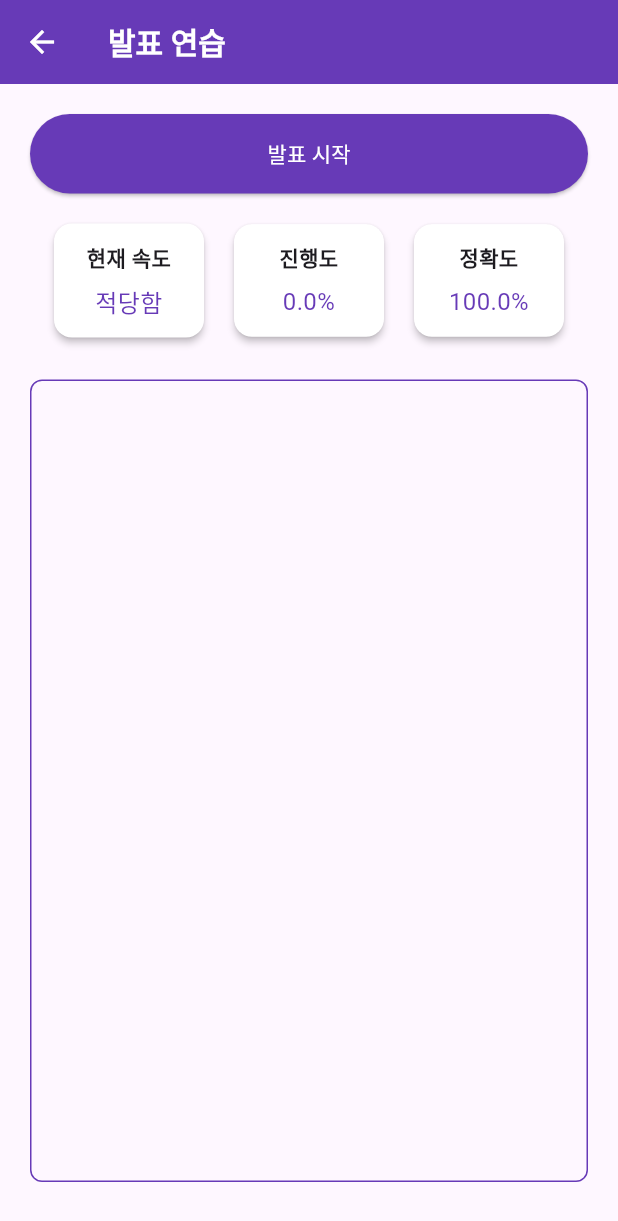
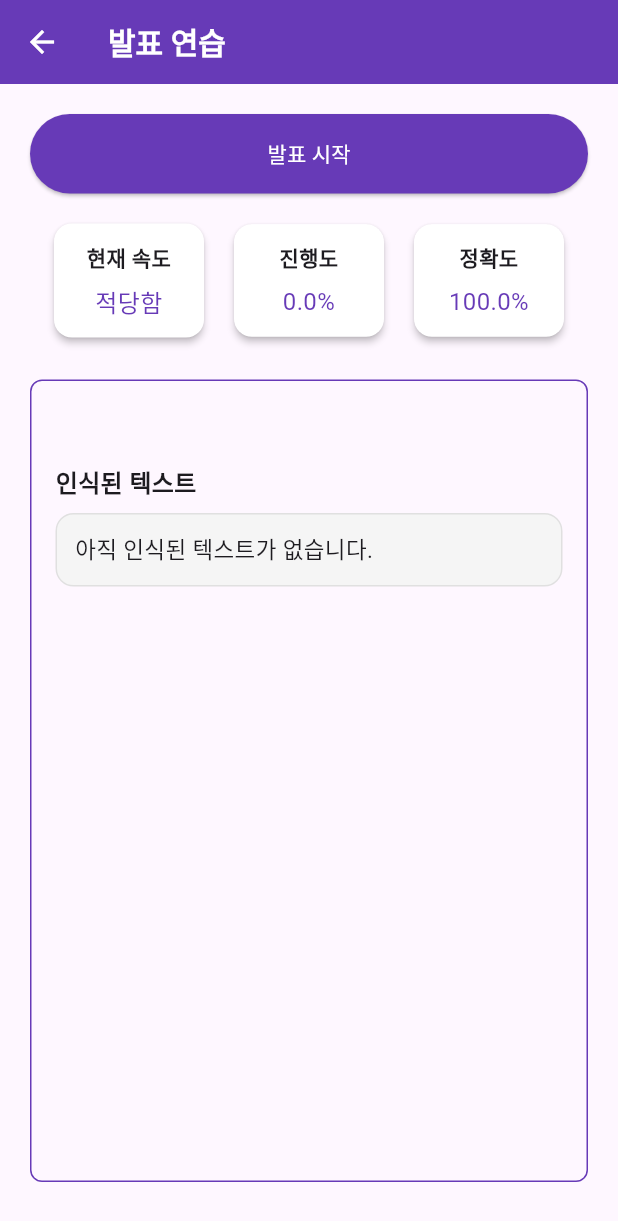
Before and after one commit to IngyoKim/TalkPilot, a Flutter app: the PresentationPracticePage screen opened directly with empty values, on a phone screen of 412 x 824 dp. Shown: the top 1221 px of the screen. Run offline on Flutter 3.47's test engine with Material 3 defaults, Android fonts, the phone set to English and light mode, and no system bars; our stand-ins replace file_picker, firebase_auth, firebase_core, firebase_database, flutter_dotenv, fluttertoast and 5 more; missing offline and left inert: kakao_flutter_sdk_common, kakao_flutter_sdk_user; accounts and stored records are empty; generated files the repository leaves out were written again; network calls fail; statements that could not run were skipped.

Commit message:
fix: STT 변경 사항에 의한 인식 오류 해결
- STT가 변경되어 내용, 타임스태프가 매핑되어 저장되었기 때문에 인식 과정에서 오류 발생
- 내용만을 가져오는 방법으로 오류 해결
- 추가적으로 인식된 단어가 중복되서 나오는 경우, index로 판단하여 정확도 증가

```diff
--- a/app/lib/src/pages/practice_page/presentation_practice_page.dart
+++ b/app/lib/src/pages/practice_page/presentation_practice_page.dart
@@ -91,11 +91,40 @@ class _PresentationPracticePageState extends State<PresentationPracticePage> {
                     borderRadius: BorderRadius.circular(8),
                   ),
                   child: SingleChildScrollView(
-                    child: ScriptComparisonView(
-                      scriptChunks: _controller.scriptChunks,
-                      recognizedText: _controller.recognizedText,
-                      isSimilar: _controller.isSimilar,
-                      splitText: _controller.splitText,
+                    child: Column(
+                      crossAxisAlignment: CrossAxisAlignment.start,
+                      children: [
+                        ScriptComparisonView(
+                          scriptChunks: _controller.scriptChunks,
+                          recognizedText: _controller.recognizedText,
+                          isSimilar: _controller.isSimilar,
+                          splitText: _controller.splitText,
+                        ),
+                        const SizedBox(height: 24),
+                        const Text(
+                          '인식된 텍스트',
+                          style: TextStyle(
+                            fontWeight: FontWeight.bold,
+                            fontSize: 16,
+                          ),
+                        ),
+                        const SizedBox(height: 8),
+                        Container(
+                          padding: const EdgeInsets.all(12),
+                          width: double.infinity,
+                          decoration: BoxDecoration(
+                            color: Colors.grey[100],
+                            borderRadius: BorderRadius.circular(12),
+                            border: Border.all(color: Colors.grey.shade300),
+                          ),
+                          child: Text(
+                            _controller.recognizedText.isEmpty
+                                ? '아직 인식된 텍스트가 없습니다.'
+                                : _controller.recognizedText,
+                            style: const TextStyle(fontSize: 15),
+                          ),
+                        ),
+                      ],
                     ),
                   ),
                 ),
--- a/app/lib/src/services/practice/script_progress_service.dart
+++ b/app/lib/src/services/practice/script_progress_service.dart
@@ -4,11 +4,13 @@ class ScriptProgressService {
   final ProjectService _projectService = ProjectService();
 
   List<String> _scriptChunks = [];
+  final Set<int> _matchedScriptIndexes = {};
 
   Future<void> loadScript(String projectId) async {
     final project = await _projectService.readProject(projectId);
     final script = project?.script ?? '';
     _scriptChunks = _splitText(script);
+    _matchedScriptIndexes.clear();
   }
 
   double calculateProgressByLastMatch(String recognizedText) {
@@ -16,12 +18,11 @@ class ScriptProgressService {
     if (_scriptChunks.isEmpty || recognizedWords.isEmpty) return 0.0;
 
     final usedRecognizedIndexes = <int>{};
-    final usedScriptIndexes = <int>{};
     int lastMatchedScriptIndex = -1;
     int lastMatchedRecognizedIndex = -1;
 
     for (int i = 0; i < _scriptChunks.length; i++) {
-      if (usedScriptIndexes.contains(i)) continue;
+      if (_matchedScriptIndexes.contains(i)) continue;
 
       final start = (lastMatchedRecognizedIndex + 1 - 5).clamp(0, recognizedWords.length);
       final end = (lastMatchedRecognizedIndex + 1 + 5).clamp(0, recognizedWords.length);
@@ -30,7 +31,7 @@ class ScriptProgressService {
         if (usedRecognizedIndexes.contains(j)) continue;
 
         if (isSimilar(_scriptChunks[i], recognizedWords[j])) {
-          usedScriptIndexes.add(i);
+          _matchedScriptIndexes.add(i);
           usedRecognizedIndexes.add(j);
           lastMatchedRecognizedIndex = j;
           lastMatchedScriptIndex = i;
@@ -49,11 +50,10 @@ class ScriptProgressService {
 
     final matchedFlags = List<bool>.filled(_scriptChunks.length, false);
     final usedRecognizedIndexes = <int>{};
-    final usedScriptIndexes = <int>{};
     int lastMatchedRecognizedIndex = -1;
 
     for (int i = 0; i < _scriptChunks.length; i++) {
-      if (usedScriptIndexes.contains(i)) continue;
+      if (_matchedScriptIndexes.contains(i)) continue;
 
       final start = (lastMatchedRecognizedIndex + 1 - 5).clamp(0, recognizedWords.length);
       final end = (lastMatchedRecognizedIndex + 1 + 5).clamp(0, recognizedWords.length);
@@ -62,9 +62,9 @@ class ScriptProgressService {
         if (usedRecognizedIndexes.contains(j)) continue;
 
         if (isSimilar(_scriptChunks[i], recognizedWords[j])) {
+          _matchedScriptIndexes.add(i);
           matchedFlags[i] = true;
           usedRecognizedIndexes.add(j);
-          usedScriptIndexes.add(i);
           lastMatchedRecognizedIndex = j;
           break;
         }
@@ -96,7 +96,11 @@ class ScriptProgressService {
   }
 
   bool isSimilar(String a, String b) {
-    return _similarity(a, b) >= 0.7;
+    final normA = a.replaceAll(' ', '');
+    final normB = b.replaceAll(' ', '');
+    if ((normA.length - normB.length).abs() > 2) return false;
+    final sim = _similarity(normA, normB);
+    return sim >= 0.7;
   }
 
   double _similarity(String a, String b) {
@@ -124,13 +128,11 @@ class ScriptProgressService {
         } else if (s1[i - 1] == s2[j - 1]) {
           dp[i][j] = dp[i - 1][j - 1];
         } else {
-          dp[i][j] =
-              1 +
-              [
-                dp[i - 1][j],
-                dp[i][j - 1],
-                dp[i - 1][j - 1],
-              ].reduce((a, b) => a < b ? a : b);
+          dp[i][j] = 1 + [
+            dp[i - 1][j],
+            dp[i][j - 1],
+            dp[i - 1][j - 1],
+          ].reduce((a, b) => a < b ? a : b);
         }
       }
     }
```
Also changed, not shown: app/lib/src/services/stt/stt_socket_service.dart (+9 -3 lines).
